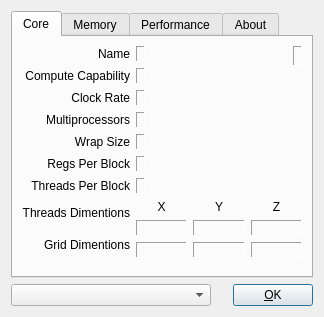
Before: the Qt Designer form ui/czdialog.ui in spainnoobperez/cuda-z, drawn with Qt 5.
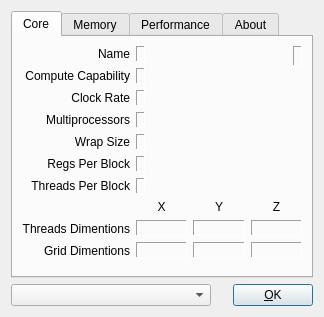
After: the same form once the commit is applied. Icons and pictures are not drawn.

Patch:
```diff
--- a/ui/czdialog.ui
+++ b/ui/czdialog.ui
@@ -250,17 +250,7 @@
          </property>
         </widget>
        </item>
-       <item row="7" column="0" >
-        <widget class="QLabel" name="labelThreadsDim" >
-         <property name="text" >
-          <string>Threads Dimentions</string>
-         </property>
-         <property name="alignment" >
-          <set>Qt::AlignRight|Qt::AlignTrailing|Qt::AlignVCenter</set>
-         </property>
-        </widget>
-       </item>
-       <item rowspan="2" row="7" column="1" colspan="2" >
+       <item rowspan="3" row="7" column="1" colspan="2" >
         <layout class="QGridLayout" name="gridLayout" >
          <item row="1" column="0" >
           <widget class="QLabel" name="labelThreadsDimTextX" >
@@ -372,7 +362,7 @@
          </item>
         </layout>
        </item>
-       <item row="8" column="0" >
+       <item row="9" column="0" >
         <widget class="QLabel" name="labelGridDim" >
          <property name="text" >
           <string>Grid Dimentions</string>
@@ -382,7 +372,7 @@
          </property>
         </widget>
        </item>
-       <item row="9" column="0" colspan="3" >
+       <item row="10" column="0" colspan="3" >
         <spacer name="verticalSpacer_2" >
          <property name="orientation" >
           <enum>Qt::Vertical</enum>
@@ -395,6 +385,16 @@
          </property>
         </spacer>
        </item>
+       <item row="8" column="0" >
+        <widget class="QLabel" name="labelThreadsDim" >
+         <property name="text" >
+          <string>Threads Dimentions</string>
+         </property>
+         <property name="alignment" >
+          <set>Qt::AlignRight|Qt::AlignTrailing|Qt::AlignVCenter</set>
+         </property>
+        </widget>
+       </item>
       </layout>
      </widget>
      <widget class="QWidget" name="tabMemory" >
```
Left out of the diff: 1 changed line with no effect on the pictures.
